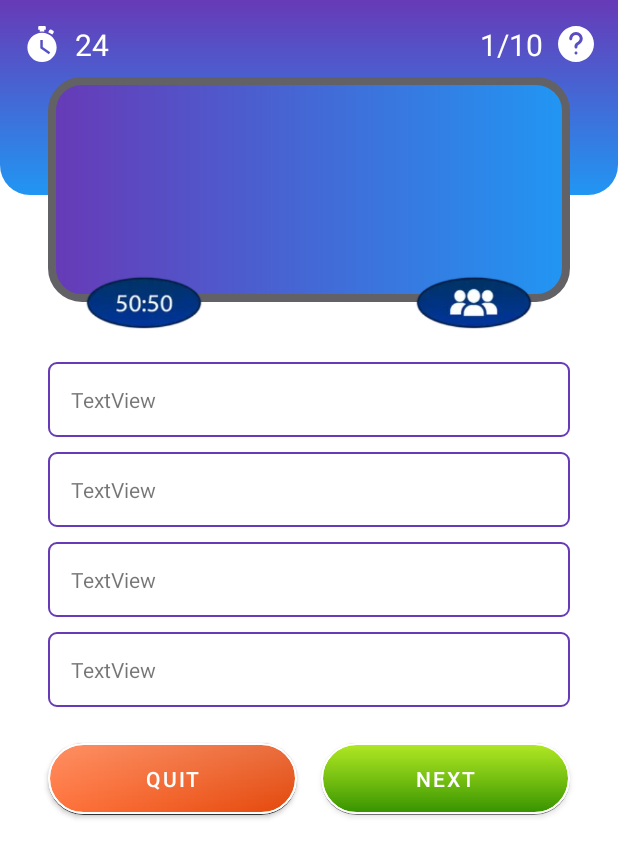
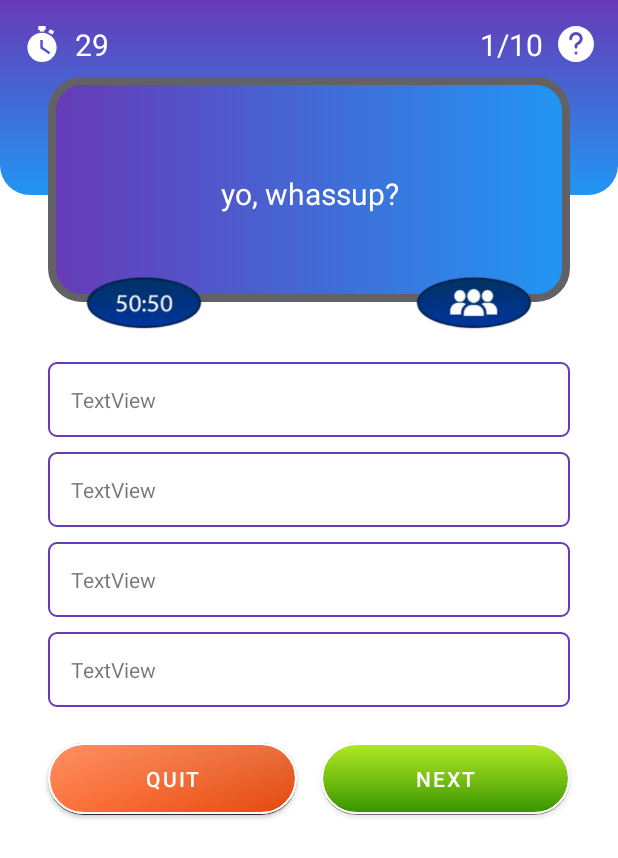
Before and after one commit to voty1212/Big-Fact-Hunt---A-Quiz-App, an Android app: the quizActivity screen opened directly, with no data from a screen before it, on a phone screen of 412 x 824 dp. Shown: the top 858 px of the screen. Run offline under Robolectric (Android 15) with nearby library versions, the phone set to English and light mode, and no system bars; Roboto replaces fonts that are not available here; 4 statements that could not run were skipped.

Commit message:
corrected error in quiz activity.
Questions in the quiz layout is changing now.

```diff
--- a/app/src/main/java/com/example/quizus/quizActivity.java
+++ b/app/src/main/java/com/example/quizus/quizActivity.java
@@ -26,7 +26,7 @@ public class quizActivity extends AppCompatActivity {
     protected void onCreate(Bundle savedInstanceState) {
         super.onCreate(savedInstanceState);
         binding = ActivityQuizBinding.inflate(getLayoutInflater());
-        setContentView(R.layout.activity_quiz);
+        setContentView(binding.getRoot());
 
         questions = new ArrayList<>();
 
--- a/app/src/main/res/layout/activity_quiz.xml
+++ b/app/src/main/res/layout/activity_quiz.xml
@@ -71,7 +71,7 @@
         android:layout_marginRight="16dp"
         android:fontFamily="@font/roboto_bold"
         android:gravity="center"
-        android:text=""
+        android:text="yo, whassup?"
         android:textColor="@color/white"
         android:textSize="20sp"
         app:layout_constraintBottom_toBottomOf="@+id/view5"
```
